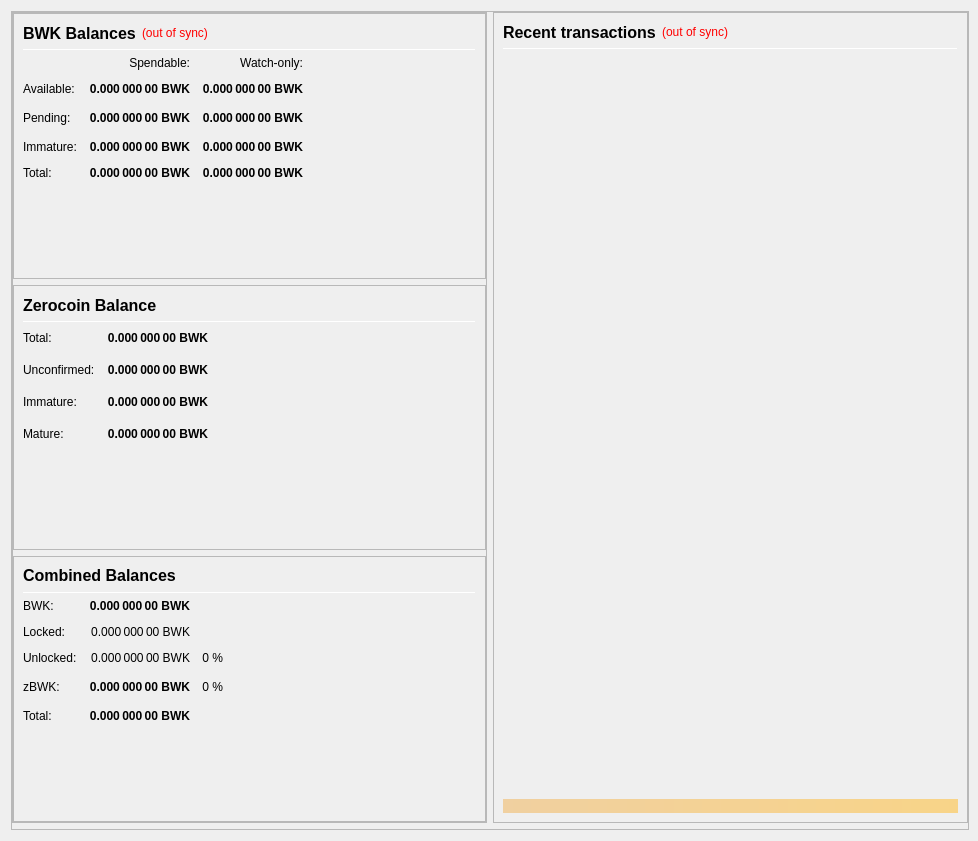
bulwark-crypto/Bulwark, file src/qt/forms/overviewpage.ui: the form before one commit.
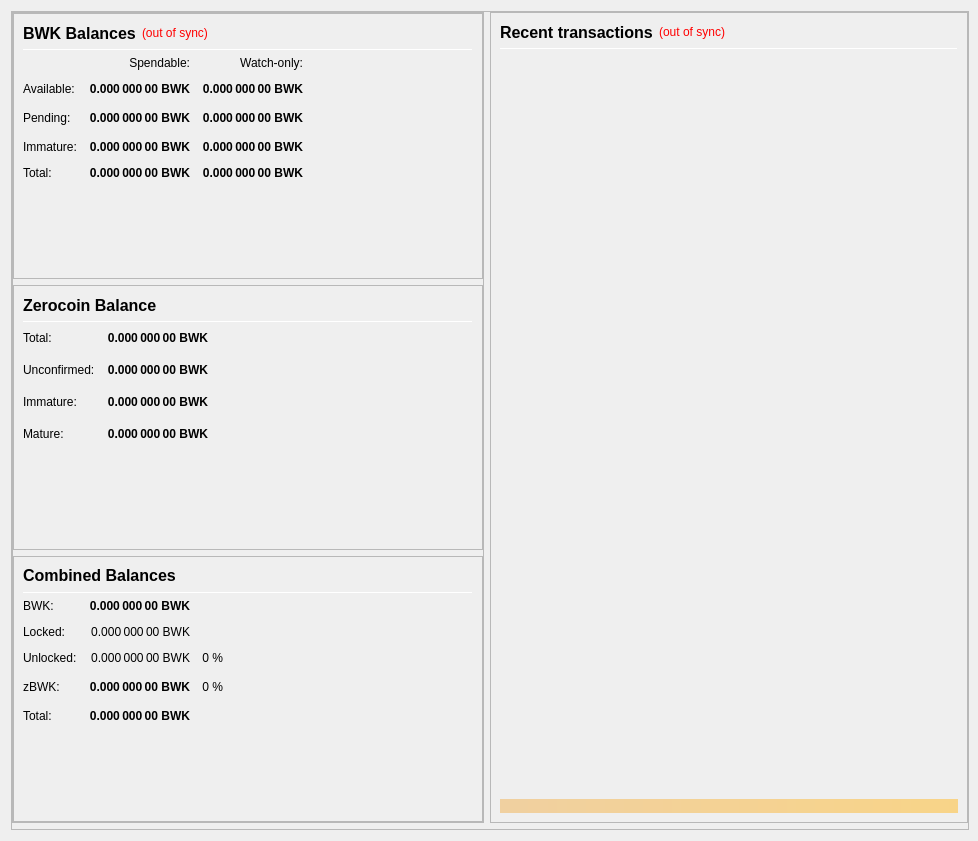
The form after the commit.

Commit message: more min width for recent transactions

What changed in the file:
```diff
--- a/src/qt/forms/overviewpage.ui
+++ b/src/qt/forms/overviewpage.ui
@@ -1104,7 +1104,7 @@
                 <widget class="QListView" name="listTransactions">
                  <property name="minimumSize">
                   <size>
-                   <width>400</width>
+                   <width>500</width>
                    <height>0</height>
                   </size>
                  </property>
```
The commit also changes 1 other file.
